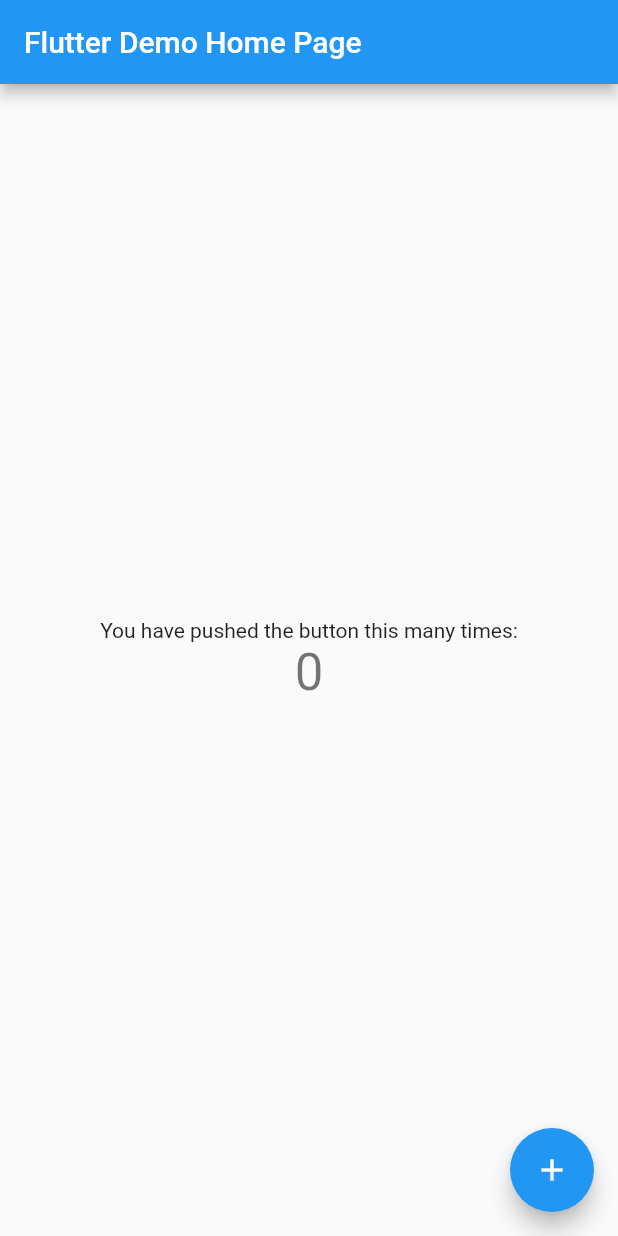
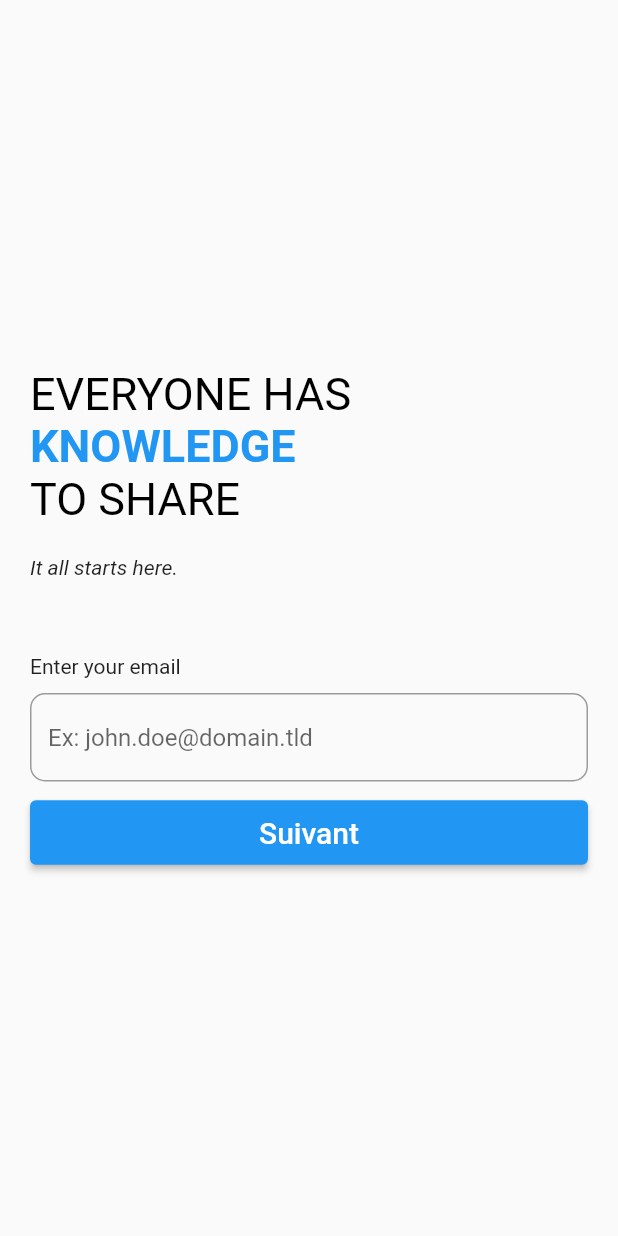
Before and after one commit to enzo-rojo/simple-flutter-app, a Flutter app: the screen it shows after launch, on a phone screen of 412 x 824 dp. Run offline on Flutter 3.47's test engine with Material 2 defaults, Android fonts, the phone set to English and light mode, and no system bars.

Commit message:
add email auth form

```diff
--- a/lib/main.dart
+++ b/lib/main.dart
@@ -1,115 +1,18 @@
 import 'package:flutter/material.dart';
+import 'package:simple_flutter_app/screens/public/auth.dart';
 
-void main() {
-  runApp(const MyApp());
-}
+void main() => runApp(const App());
 
-class MyApp extends StatelessWidget {
-  const MyApp({Key? key}) : super(key: key);
+class App extends StatelessWidget {
+  const App({Key? key}) : super(key: key);
 
   // This widget is the root of your application.
   @override
   Widget build(BuildContext context) {
-    return MaterialApp(
+    return const MaterialApp(
+      debugShowCheckedModeBanner: false,
       title: 'Flutter Demo',
-      theme: ThemeData(
-        // This is the theme of your application.
-        //
-        // Try running your application with "flutter run". You'll see the
-        // application has a blue toolbar. Then, without quitting the app, try
-        // changing the primarySwatch below to Colors.green and then invoke
-        // "hot reload" (press "r" in the console where you ran "flutter run",
-        // or simply save your changes to "hot reload" in a Flutter IDE).
-        // Notice that the counter didn't reset back to zero; the application
-        // is not restarted.
-        primarySwatch: Colors.blue,
-      ),
-      home: const MyHomePage(title: 'Flutter Demo Home Page'),
+      home: AuthScreen(),
     );
   }
 }
-
-class MyHomePage extends StatefulWidget {
-  const MyHomePage({Key? key, required this.title}) : super(key: key);
-
-  // This widget is the home page of your application. It is stateful, meaning
-  // that it has a State object (defined below) that contains fields that affect
-  // how it looks.
-
-  // This class is the configuration for the state. It holds the values (in this
-  // case the title) provided by the parent (in this case the App widget) and
-  // used by the build method of the State. Fields in a Widget subclass are
-  // always marked "final".
-
-  final String title;
-
-  @override
-  State<MyHomePage> createState() => _MyHomePageState();
-}
-
-class _MyHomePageState extends State<MyHomePage> {
-  int _counter = 0;
-
-  void _incrementCounter() {
-    setState(() {
-      // This call to setState tells the Flutter framework that something has
-      // changed in this State, which causes it to rerun the build method below
-      // so that the display can reflect the updated values. If we changed
-      // _counter without calling setState(), then the build method would not be
-      // called again, and so nothing would appear to happen.
-      _counter++;
-    });
-  }
-
-  @override
-  Widget build(BuildContext context) {
-    // This method is rerun every time setState is called, for instance as done
-    // by the _incrementCounter method above.
-    //
-    // The Flutter framework has been optimized to make rerunning build methods
-    // fast, so that you can just rebuild anything that needs updating rather
-    // than having to individually change instances of widgets.
-    return Scaffold(
-      appBar: AppBar(
-        // Here we take the value from the MyHomePage object that was created by
-        // the App.build method, and use it to set our appbar title.
-        title: Text(widget.title),
-      ),
-      body: Center(
-        // Center is a layout widget. It takes a single child and positions it
-        // in the middle of the parent.
-        child: Column(
-          // Column is also a layout widget. It takes a list of children and
-          // arranges them vertically. By default, it sizes itself to fit its
-          // children horizontally, and tries to be as tall as its parent.
-          //
-          // Invoke "debug painting" (press "p" in the console, choose the
-          // "Toggle Debug Paint" action from the Flutter Inspector in Android
-          // Studio, or the "Toggle Debug Paint" command in Visual Studio Code)
-          // to see the wireframe for each widget.
-          //
-          // Column has various properties to control how it sizes itself and
-          // how it positions its children. Here we use mainAxisAlignment to
-          // center the children vertically; the main axis here is the vertical
-          // axis because Columns are vertical (the cross axis would be
-          // horizontal).
-          mainAxisAlignment: MainAxisAlignment.center,
-          children: <Widget>[
-            const Text(
-              'You have pushed the button this many times:',
-            ),
-            Text(
-              '$_counter',
-              style: Theme.of(context).textTheme.headline4,
-            ),
-          ],
-        ),
-      ),
-      floatingActionButton: FloatingActionButton(
-        onPressed: _incrementCounter,
-        tooltip: 'Increment',
-        child: const Icon(Icons.add),
-      ), // This trailing comma makes auto-formatting nicer for build methods.
-    );
-  }
-}
--- /dev/null
+++ b/lib/screens/public/auth.dart
@@ -0,0 +1,102 @@
+import 'package:flutter/material.dart';
+
+class AuthScreen extends StatefulWidget {
+  const AuthScreen({Key? key}) : super(key: key);
+
+  @override
+  State<AuthScreen> createState() => _AuthScreenState();
+}
+
+class _AuthScreenState extends State<AuthScreen> {
+  final _formKey = GlobalKey<FormState>();
+
+  @override
+  Widget build(BuildContext context) {
+    return SafeArea(
+      child: Scaffold(
+        body: Center(
+          child: SingleChildScrollView(
+            padding: EdgeInsets.symmetric(horizontal: 20),
+            child: Column(
+              crossAxisAlignment: CrossAxisAlignment.start,
+              children: [
+                RichText(
+                    text: TextSpan(
+                        text: 'Everyone has\n'.toUpperCase(),
+                        style: TextStyle(
+                          fontSize: 30,
+                          color: Colors.black,
+                        ),
+                        children: [
+                      TextSpan(
+                        text: 'knowledge\n'.toUpperCase(),
+                        style: TextStyle(
+                          color: Theme.of(context).primaryColor,
+                          fontWeight: FontWeight.bold,
+                        ),
+                      ),
+                      TextSpan(text: 'to share'.toUpperCase()),
+                    ])),
+                SizedBox(height: 20),
+                Text('It all starts here.',
+                    style: TextStyle(fontStyle: FontStyle.italic)),
+                SizedBox(
+                  height: 50.0,
+                ),
+                Form(
+                    key: _formKey,
+                    child: Column(
+                      crossAxisAlignment: CrossAxisAlignment.stretch,
+                      children: [
+                        Text('Enter your email'),
+                        SizedBox(
+                          height: 10.0,
+                        ),
+                        TextFormField(
+                          validator: (value) {
+                            if (value == null || value.isEmpty) {
+                              return 'Please enter some text';
+                            }
+                            return null;
+                          },
+                          decoration: InputDecoration(
+                            border: OutlineInputBorder(
+                              borderRadius: BorderRadius.circular(10.0),
+                              borderSide: BorderSide(
+                                color: Colors.grey,
+                              ),
+                            ),
+                            focusedBorder: OutlineInputBorder(
+                              borderRadius: BorderRadius.circular(10.0),
+                              borderSide: BorderSide(
+                                color: Colors.grey,
+                              ),
+                            ),
+                            hintText: 'Ex: john.doe@domain.tld',
+                          ),
+                        ),
+                        SizedBox(
+                          height: 10.0,
+                        ),
+                        ElevatedButton(
+                          style: ElevatedButton.styleFrom(
+                            padding: const EdgeInsets.all(10.0),
+                          ),
+                          onPressed: (() {
+                            if (_formKey.currentState!.validate()) {
+                              // If the form is valid, we want to show the next screen
+                              print('send');
+                            }
+                          }),
+                          child: Text('Suivant', style: TextStyle(fontSize: 20.0),),
+                        )
+                      ],
+                    ))
+              ],
+            ),
+          )
+        ),
+      ),
+    );
+  }
+}
```
